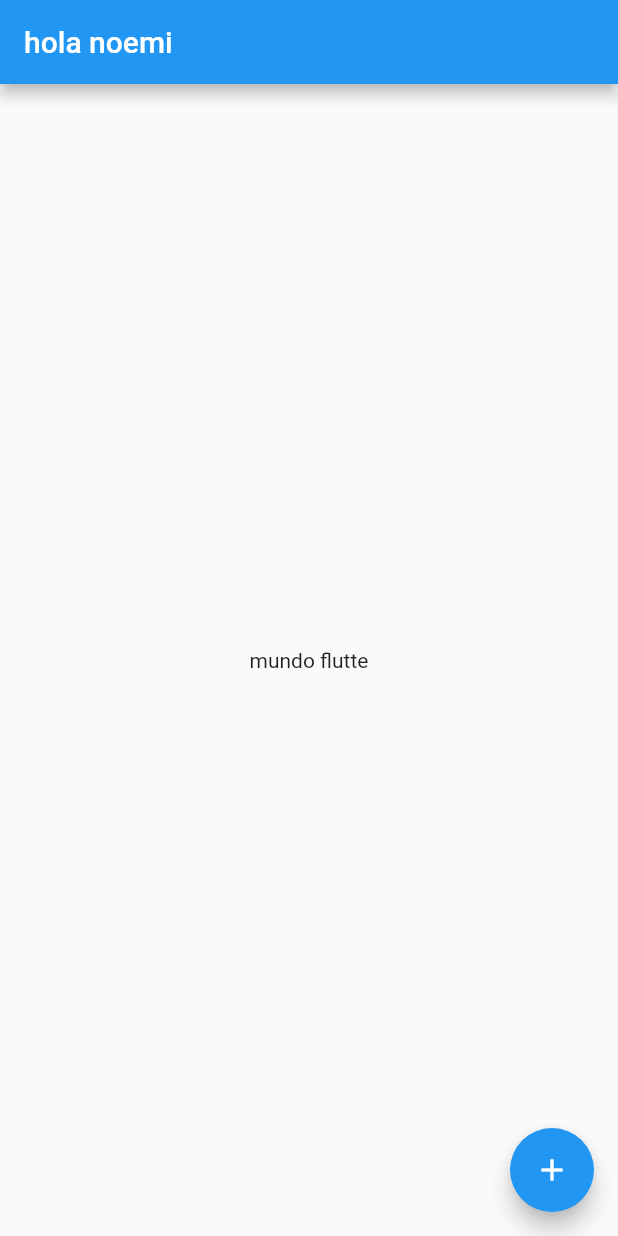
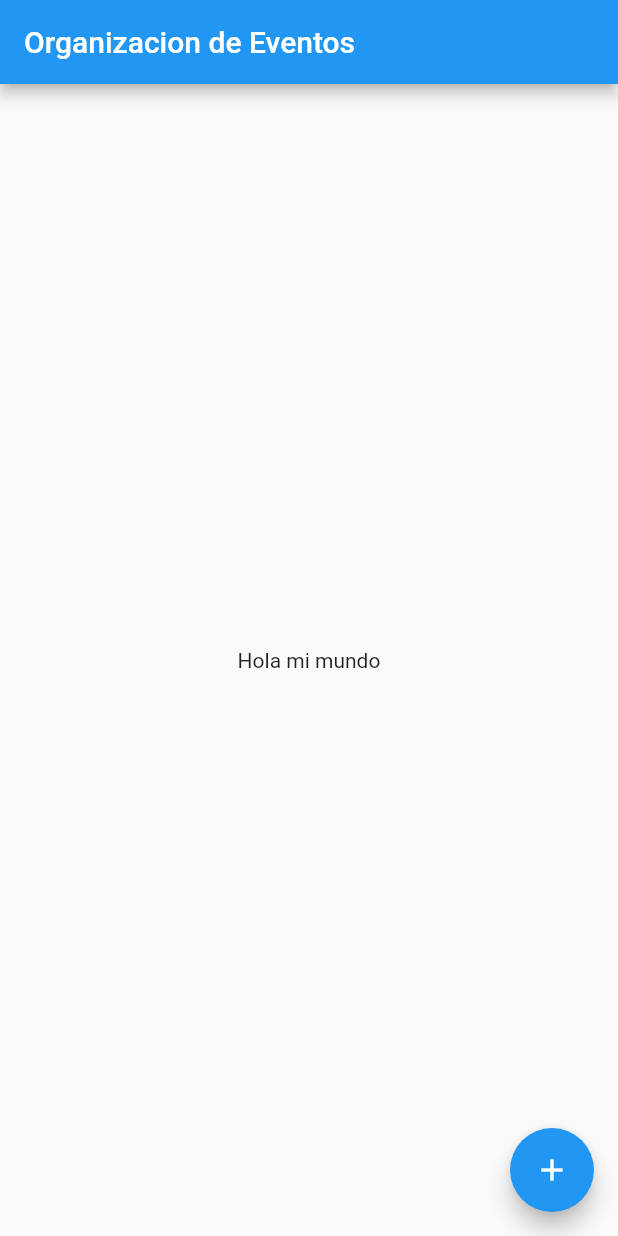
Before and after one commit to RousNoe/orgEventosFlutter, a Flutter app: the screen it shows after launch, on a phone screen of 412 x 824 dp. Run offline on Flutter 3.47's test engine with Material 2 defaults, Android fonts, the phone set to English and light mode, and no system bars.

Commit message:
2do comit cambio de titulo

```diff
--- a/lib/main.dart
+++ b/lib/main.dart
@@ -7,10 +7,10 @@ void main(){
       title:'MI Aplicacion ',
       home: Scaffold(
         appBar: AppBar(
-          title: Text('hola noemi'),
+          title: Text('Organizacion de Eventos'),
         ),
         body: Center(
-          child: Text('mundo flutte'),
+          child: Text('Hola mi mundo'),
         ),
         floatingActionButton: FloatingActionButton(
           child: Icon(Icons.add),
```
